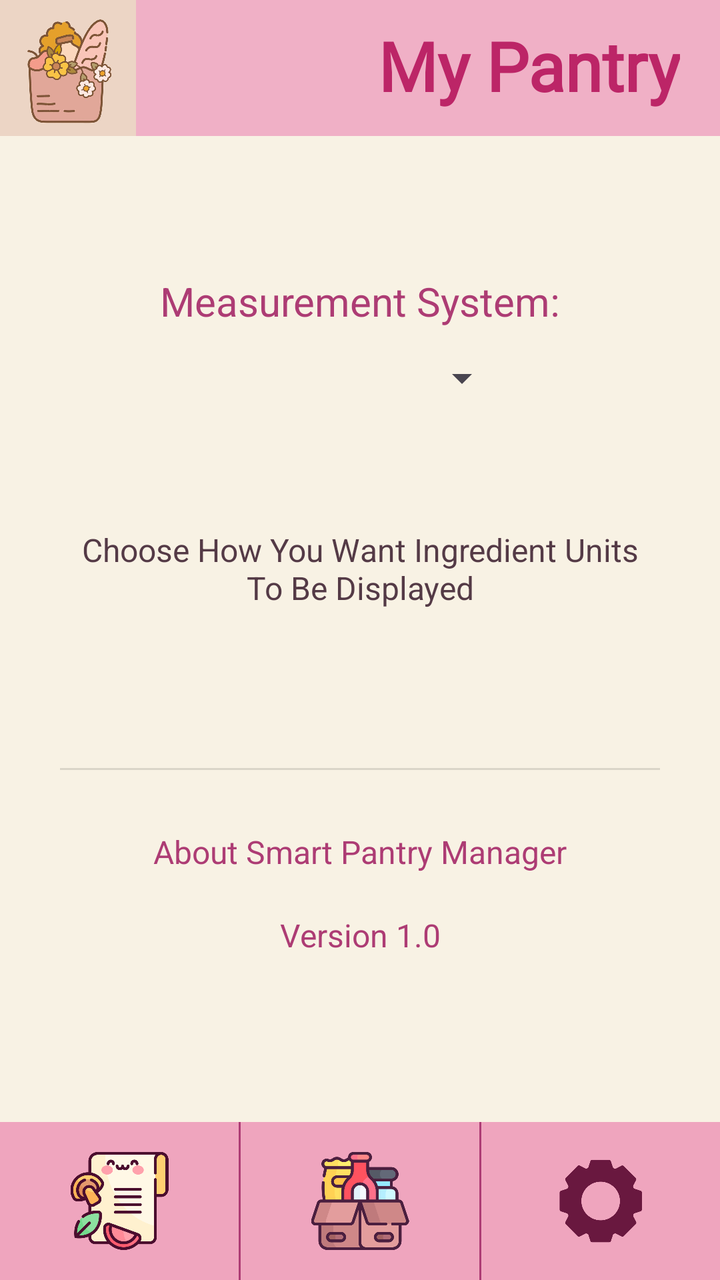
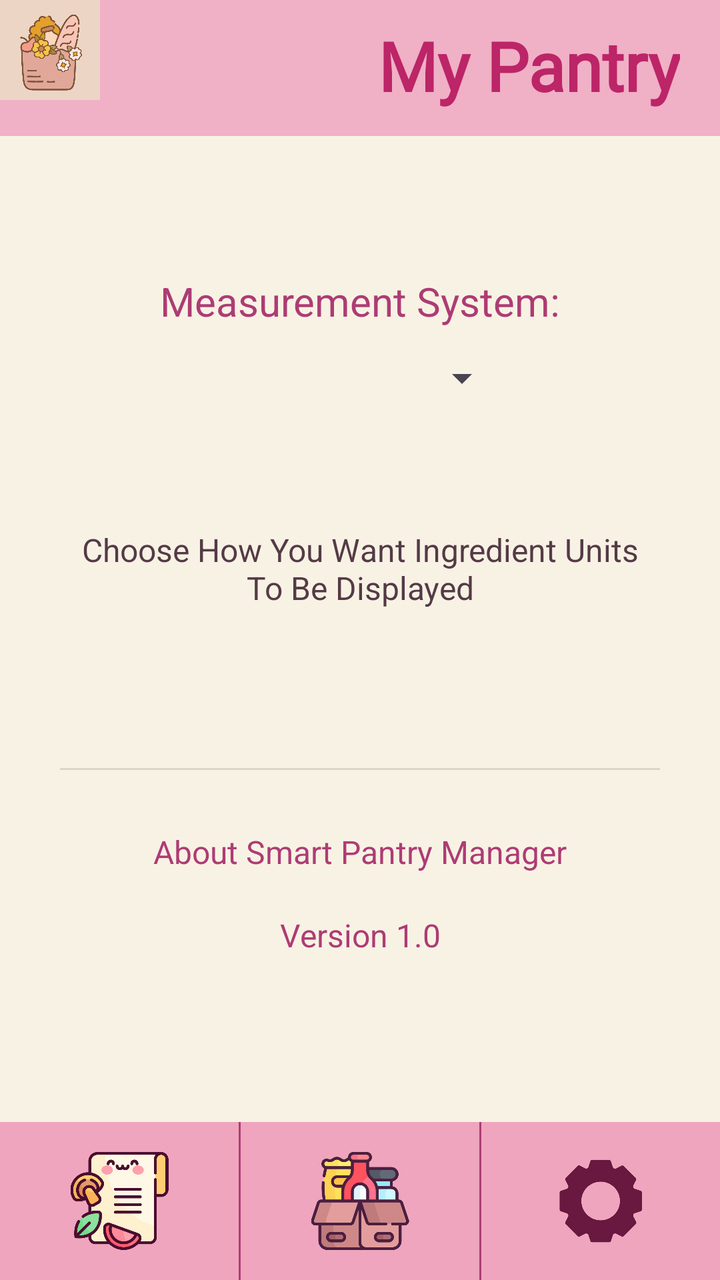

An Android layout rendered at two revisions. The XML below is the earlier revision; the diff shows what the commit changed to produce the second picture.
<!-- AndroidManifest.xml: application theme Theme.SmartPantryManager -->
<!-- res/layout/activity_settings.xml -->
<?xml version="1.0" encoding="utf-8"?>
<LinearLayout xmlns:android="http://schemas.android.com/apk/res/android"
    android:id="@+id/settings_screen"
    android:background="#F8F2E4"
    android:orientation="vertical"
    xmlns:tools="http://schemas.android.com/tools"
    android:layout_width="match_parent"
    android:layout_height="match_parent"
    tools:context=".activities.SettingsActivity">

    <include
        android:id="@+id/header"
        layout="@layout/header_layout"/>

    <LinearLayout
        android:layout_width="match_parent"
        android:layout_height="0dp"
        android:layout_weight="1"
        android:orientation="vertical"
        android:padding="10dp">


        <LinearLayout
            android:layout_width="match_parent"
            android:layout_height="286dp"
            android:baselineAligned="false"
            android:gravity="center"
            android:orientation="vertical"
            android:padding="20dp">

            <TextView
                android:id="@+id/textView2"
                android:layout_width="match_parent"
                android:layout_height="wrap_content"
                android:text="@string/measurement_system_label"
                android:textAlignment="center"
                android:textColor="@color/body_text"
                android:textSize="20sp" />

            <Spinner
                android:id="@+id/spinner"
                android:layout_width="150dp"
                android:layout_height="50dp"
                android:textAlignment="center" />

            <TextView
                android:id="@+id/textView3"
                android:layout_width="match_parent"
                android:layout_height="wrap_content"
                android:layout_marginTop="50dp"
                android:text="@string/measurement_system_guidance"
                android:textAlignment="center"
                android:textColor="@color/settings_hint"
                android:textSize="16sp" />
        </LinearLayout>

        <LinearLayout
            android:layout_width="match_parent"
            android:layout_height="263dp"
            android:orientation="vertical"
            android:padding="20dp">

            <View
                android:id="@+id/divider3"
                android:layout_width="match_parent"
                android:layout_height="1dp"
                android:background="?android:attr/listDivider"
                android:foreground="@color/divider_background"
                android:padding="10dp" />

            <TextView
                android:id="@+id/textView4"
                android:layout_width="match_parent"
                android:layout_height="wrap_content"
                android:layout_margin="10dp"
                android:paddingTop="20dp"
                android:text="@string/about_spm"
                android:textAlignment="center"
                android:textColor="@color/body_text"
                android:textSize="16sp" />

            <TextView
                android:id="@+id/textView5"
                android:layout_width="match_parent"
                android:layout_height="wrap_content"
                android:layout_margin="10dp"
                android:text="@string/version"
                android:textAlignment="center"
                android:textColor="@color/body_text"
                android:textSize="16sp" />
        </LinearLayout>
    </LinearLayout>

    <include
        android:id="@+id/nav_bar"
        layout="@layout/nav_bar"/>

</LinearLayout>
<!-- res/layout/header_layout.xml (included above) -->
<?xml version="1.0" encoding="utf-8"?>
<LinearLayout xmlns:android="http://schemas.android.com/apk/res/android"
    android:id="@+id/header"
    android:layout_width="match_parent"
    android:layout_height="68dp"
    android:background="@color/title_bar_background"
    android:orientation="horizontal">

    <ImageView
        android:id="@+id/imageView"
        android:layout_width="0dp"
        android:layout_height="match_parent"
        android:layout_weight="1"
        android:contentDescription="@string/smart_pantry_logo"
        android:foregroundTint="#FEDE3692"
        android:scaleType="fitStart"
        android:src="@drawable/smart_pantry_logo" />

    <TextView
        android:id="@+id/header_title"
        android:layout_width="0dp"
        android:layout_height="match_parent"
        android:layout_weight="1"
        android:fontFamily="@font/calligraffitti"
        android:paddingTop="10dp"
        android:paddingEnd="20dp"
        android:text="@string/my_pantry"
        android:textAlignment="textEnd"
        android:textColor="@color/title_text"
        android:textIsSelectable="false"
        android:textSize="34sp"
        android:textStyle="bold" />

</LinearLayout>
<!-- res/layout/nav_bar.xml (included above) -->
<?xml version="1.0" encoding="utf-8"?>
<LinearLayout xmlns:android="http://schemas.android.com/apk/res/android"
    android:id="@+id/nav_bar"
    android:baselineAligned="false"
    android:orientation="horizontal"
    android:layout_width="match_parent"
    android:layout_height="79dp"
    android:background="@color/nav_bar_background">

    <LinearLayout
        android:id="@+id/recipe_tab"
        android:layout_width="0dp"
        android:layout_height="match_parent"
        android:layout_weight="1"
        android:clickable="true"
        android:focusable="true"
        android:contentDescription="@string/recipe_tab"
        android:orientation="vertical"
        android:padding="15dp">


        <ImageView
            android:id="@+id/imageView2"
            android:layout_width="match_parent"
            android:layout_height="wrap_content"
            android:contentDescription="@string/recipes"
            android:src="@drawable/recipe" />
    </LinearLayout>

    <View
        android:id="@+id/divider"
        android:layout_width="1dp"
        android:layout_height="match_parent"
        android:background="@color/divider_background"
        android:maxWidth="1dp"
        android:minWidth="1dp" />

    <LinearLayout
        android:id="@+id/pantry_tab"
        android:layout_width="0dp"
        android:layout_height="match_parent"
        android:layout_weight="1"
        android:clickable="true"
        android:focusable="true"
        android:contentDescription="@string/pantry_tab"
        android:orientation="vertical"
        android:padding="15dp">


        <ImageView
            android:id="@+id/imageView3"
            android:layout_width="match_parent"
            android:layout_height="wrap_content"
            android:contentDescription="@string/pantry"
            android:src="@drawable/pantry" />
    </LinearLayout>

    <View
        android:id="@+id/divider2"
        android:layout_width="1dp"
        android:layout_height="match_parent"
        android:background="@color/divider_background"
        android:maxWidth="1dp"
        android:minWidth="1dp" />

    <LinearLayout
        android:id="@+id/settings_tab"
        android:layout_width="0dp"
        android:layout_height="match_parent"
        android:layout_weight="1"
        android:clickable="true"
        android:focusable="true"
        android:contentDescription="@string/settings_tab"
        android:orientation="vertical"
        android:padding="15dp">

        <ImageView
            android:id="@+id/imageView4"
            android:layout_width="match_parent"
            android:layout_height="wrap_content"
            android:contentDescription="@string/settings"
            android:src="@drawable/settings" />
    </LinearLayout>

</LinearLayout>
<!-- resources referenced by this layout -->
<resources>
  <color name="body_text">#AD3C74</color>
  <color name="divider_background">#AD3C74</color>
  <color name="nav_bar_background">#EFA5BE</color>
  <color name="settings_hint">#543a46</color>
  <color name="title_bar_background">#F0B0C6</color>
  <color name="title_text">#BC2567</color>
  <!-- drawable pantry: png bitmap (drawable, 29431 bytes) -->
  <!-- drawable recipe: png bitmap (drawable, 45231 bytes) -->
  <!-- drawable settings: png bitmap (drawable, 16069 bytes) -->
  <!-- drawable smart_pantry_logo: png bitmap (drawable, 32805 bytes) -->
  <string name="about_spm">About Smart Pantry Manager</string>
  <string name="measurement_system_guidance">Choose How You Want Ingredient Units To Be Displayed</string>
  <string name="measurement_system_label">Measurement System:</string>
  <string name="my_pantry">My Pantry</string>
  <string name="pantry">Pantry</string>
  <string name="pantry_tab">Pantry Tab</string>
  <string name="recipe_tab">Recipe Tab</string>
  <string name="recipes">Recipes</string>
  <string name="settings">Settings</string>
  <string name="settings_tab">Settings Tab</string>
  <string name="smart_pantry_logo">Smart Pantry Logo</string>
  <string name="version">Version 1.0</string>
  <style name="Theme.SmartPantryManager" parent="Base.Theme.SmartPantryManager" />
  <style name="Base.Theme.SmartPantryManager" parent="Theme.Material3.DayNight.NoActionBar">
          
          
      </style>
</resources>

<!-- the commit's change to res/layout/activity_settings.xml (unified diff, before → after) -->
@@ -38,7 +38,7 @@
                 android:textSize="20sp" />
 
             <Spinner
-                android:id="@+id/spinner"
+                android:id="@+id/measurement_spinner"
                 android:layout_width="150dp"
                 android:layout_height="50dp"
                 android:textAlignment="center" />
@@ -107,7 +107,7 @@
 
     <ImageView
         android:id="@+id/imageView"
-        android:layout_width="0dp"
+        android:layout_width="40dp"
         android:layout_height="match_parent"
         android:layout_weight="1"
         android:contentDescription="@string/smart_pantry_logo"
@@ -117,7 +117,7 @@
 
     <TextView
         android:id="@+id/header_title"
-        android:layout_width="0dp"
+        android:layout_width="300dp"
         android:layout_height="match_parent"
         android:layout_weight="1"
         android:fontFamily="@font/calligraffitti"
